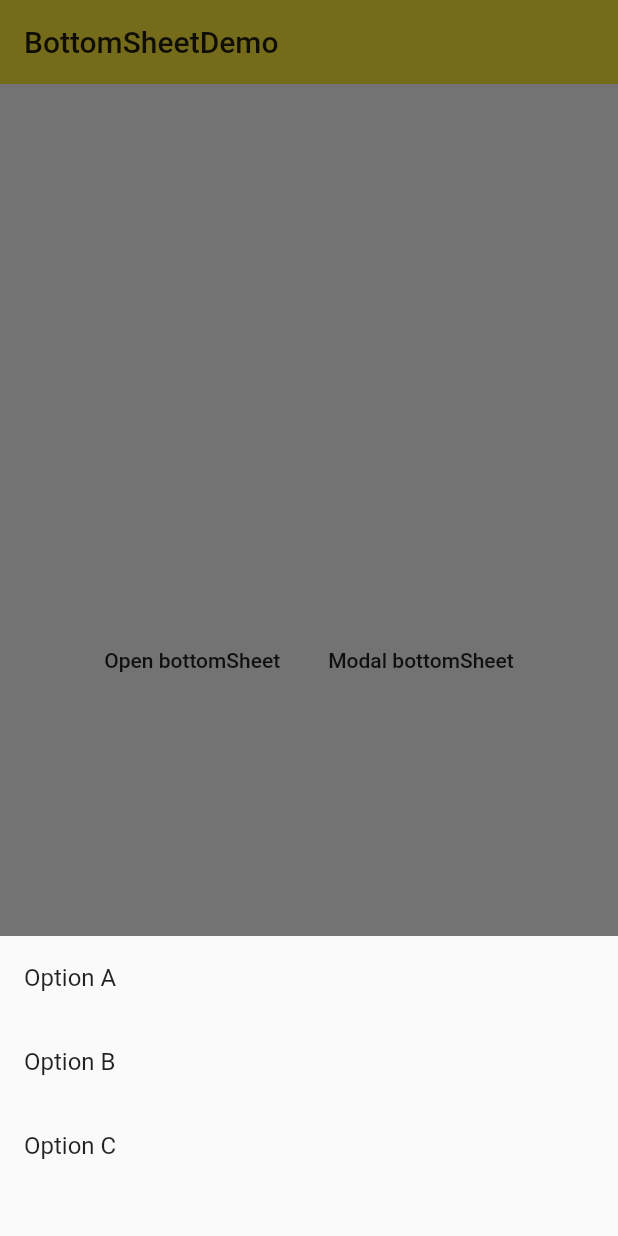
After one commit to lv823063712/flutter_apps, a Flutter app: the BottomSheetDemo screen opened directly, after a tap on "Open bottomSheet", after a tap on "Modal bottomSheet", on a phone screen of 412 x 824 dp. The commit adds this screen. Run offline on Flutter 3.47's test engine with Material 2 defaults, Android fonts, the phone set to English and light mode, and no system bars.

Commit message:
BottomSheet,类似于PopWindow的一个底部弹窗

```diff
--- /dev/null
+++ b/lib/demo/BottomSheetDemo.dart
@@ -0,0 +1,112 @@
+//文件名: BottomSheetDemo
+//创建者:Lv Fei
+//创建日期:2020/8/20 14:18
+//描述:底部弹窗
+
+import 'package:flutter/material.dart';
+import 'dart:async';
+class BottomSheetDemo extends StatefulWidget {
+  @override
+  _BottomSheetDemoState createState() => _BottomSheetDemoState();
+}
+
+class _BottomSheetDemoState extends State<BottomSheetDemo> {
+  final _bottomSheetScaffoldKey = GlobalKey<ScaffoldState>();
+
+  @override
+  Widget build(BuildContext context) {
+    return Scaffold(
+      key: _bottomSheetScaffoldKey,
+      appBar: AppBar(
+        title: Text('BottomSheetDemo'),
+        elevation: 0.0,
+      ),
+      body: Container(
+        padding: EdgeInsets.all(8.0), //设定一个全局填充
+        child: Column(
+          //设定一个线性布局
+          mainAxisAlignment: MainAxisAlignment.center, //让部件垂直居中
+          children: <Widget>[
+            Row(
+              mainAxisAlignment: MainAxisAlignment.center, //设定部件水平居中
+              children: <Widget>[
+                FlatButton(
+                  //类似于POpWindow,但是只能系统触发返回消失,或者手动隐藏
+                  child: Text('Open bottomSheet'),
+                  onPressed: _openBottomSheet,
+                ),
+                FlatButton(
+                  //类似于PopWindow
+                  child: Text('Modal bottomSheet'),
+                  onPressed: _openModalBottomSheet,
+                ),
+              ],
+            ),
+          ],
+        ),
+      ),
+    );
+  }
+
+  _openBottomSheet() {
+    _bottomSheetScaffoldKey.currentState.showBottomSheet(
+      (BuildContext context) {
+        return BottomAppBar(
+          child: Container(
+            height: 90.0,
+            width: double.infinity,
+            padding: EdgeInsets.all(16.0),
+            child: Row(
+              children: <Widget>[
+                Icon(Icons.pause_circle_outline),
+                SizedBox(
+                  width: 16.0,
+                ),
+                Text('01:30/03:30'),
+                Expanded(
+                    child: Text(
+                  'Fix you - Coldplay',
+                  textAlign: TextAlign.right,
+                ))
+              ],
+            ),
+          ),
+        );
+      },
+    );
+  }
+
+  Future _openModalBottomSheet() async {
+   final option =  await showModalBottomSheet(
+      context: context,
+      builder: (BuildContext context) {
+        return Container(
+          height: 200.0,
+          child: Column(
+            children: <Widget>[
+              ListTile(
+                title: Text('Option A'),
+                onTap: () {
+                  Navigator.pop(context, 'A');
+                },
+              ),
+              ListTile(
+                title: Text('Option B'),
+                onTap: () {
+                  Navigator.pop(context, 'B');
+                },
+              ),
+              ListTile(
+                title: Text('Option C'),
+                onTap: () {
+                  Navigator.pop(context, 'C');
+                },
+              ),
+            ],
+          ),
+        );
+      },
+    );
+   print(option);
+  }
+}
--- a/lib/demo/MaterialComponents.dart
+++ b/lib/demo/MaterialComponents.dart
@@ -1,5 +1,6 @@
 import 'package:flutter/material.dart';
 import 'package:flutter_apps/demo/AlertDialogDemo.dart';
+import 'package:flutter_apps/demo/BottomSheetDemo.dart';
 import 'package:flutter_apps/demo/FormDemo.dart';
 import 'package:flutter_apps/demo/PopupMenuButtonDemo.dart';
 import 'package:flutter_apps/demo/RadioDemo.dart';
@@ -22,6 +23,7 @@ class MaterialComponents extends StatelessWidget {
       ),
       body: ListView(
         children: <Widget>[
+          ListItem(title: 'BottomSheet', page: BottomSheetDemo()),
           ListItem(title: 'AlertDialog', page: AlertDialogDemo()),
           ListItem(title: 'SimpleDialog', page: SimpleDialogDemo()),
           ListItem(title: 'DataTime', page: DataTimeDemo()),
```
